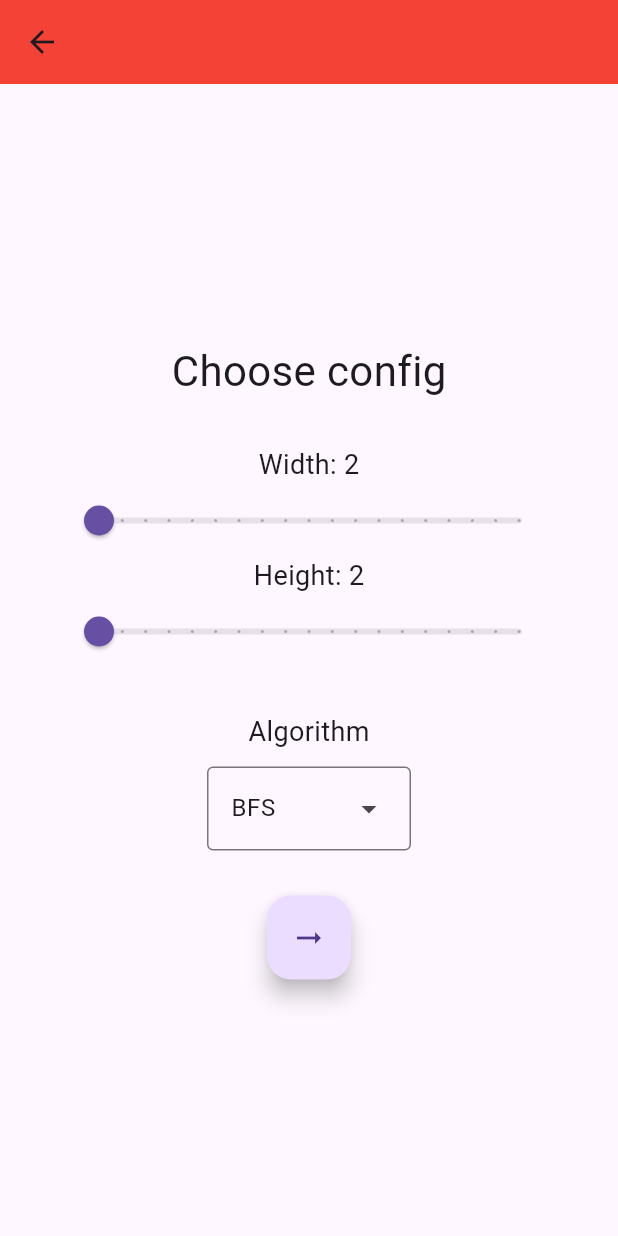
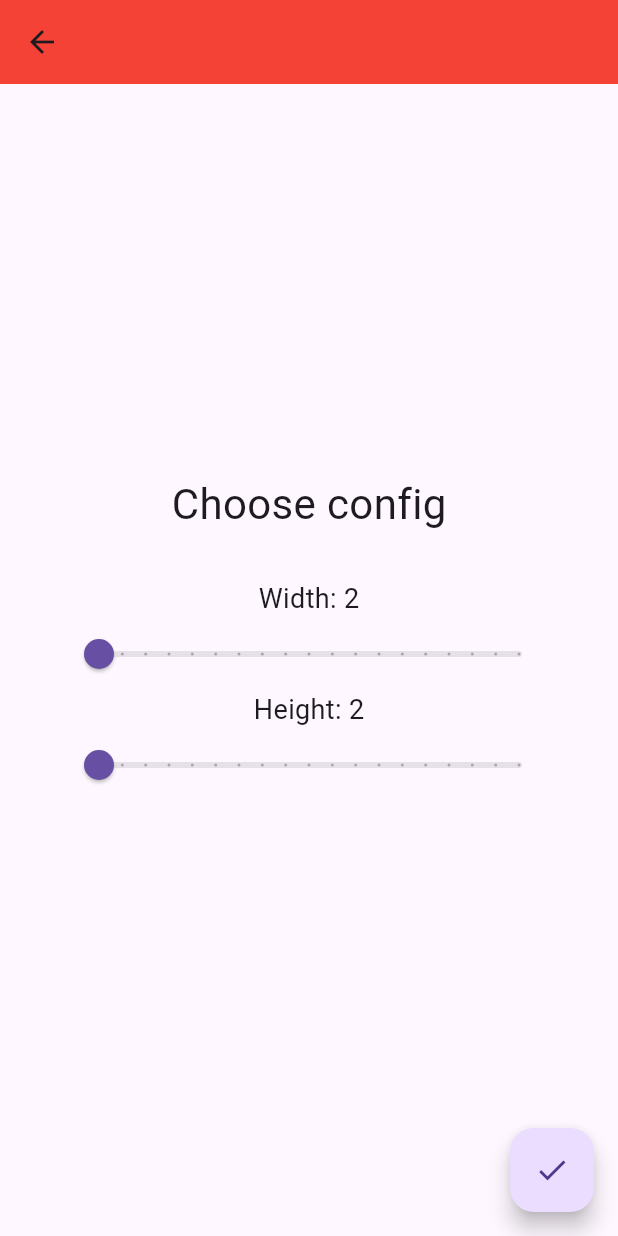
Before and after one commit to MikulasBar/pathfinding, a Flutter app: the ConfigScreen screen opened by its route, on a phone screen of 412 x 824 dp. Run offline on Flutter 3.47's test engine with Material 3 defaults, Android fonts, the phone set to English and light mode, and no system bars; our stand-ins replace auto_route.

Commit message:
feat: remove algorithm pick from config screen

```diff
--- a/lib/screens/config_screen/config_screen.dart
+++ b/lib/screens/config_screen/config_screen.dart
@@ -20,14 +20,12 @@ class _ConfigScreenState extends State<ConfigScreen> {
 
   late int width;
   late int height;
-  late Algorithm alg;
 
   @override
   void initState() {
     super.initState();
     width = minSize.toInt();
     height = minSize.toInt();
-    alg = Algorithm.BFS;
   }
 
   void changeWidth(double value) {
@@ -39,17 +37,6 @@ class _ConfigScreenState extends State<ConfigScreen> {
   void changeHeight(double value) {
     setState(() {
       height = value.toInt();
-    });
-  }
-
-  void changeAlg(Algorithm? value) {
-    if (value == null) {
-      print('Algorithm is null, Somehow');
-      return;
-    }
-
-    setState(() {
-      alg = value;
     });
   }
 
@@ -70,26 +57,16 @@ class _ConfigScreenState extends State<ConfigScreen> {
               Text('Height: $height', style: const TextStyle(fontSize: 18),),
               SizeSlider(value: height.toDouble(), onChanged: changeHeight, minSize: minSize, maxSize: maxSize),
               const SizedBox(height: 30),
-              const Text('Algorithm', style: TextStyle(fontSize: 18)),
-              const SizedBox(height: 10),
-              DropdownMenu<Algorithm>(
-                dropdownMenuEntries: Algorithm.variants.map(
-                    (e) => DropdownMenuEntry(value: e, label: e.toString())
-                  ).toList(),
-                onSelected: changeAlg,
-                initialSelection: Algorithm.BFS,
-              ),
-              const SizedBox(height: 30),
-              FloatingActionButton(
-                onPressed: () {
-                  context.router.push(PositionConfigRoute(width: width, height: height, alg: alg));
-                },
-                child: const Icon(Icons.arrow_right_alt),
-              ),
+
             ],
           ),
         ),
       ),
+      floatingActionButton: FloatingActionButton(
+        onPressed: () => context.router.push(PositionConfigRoute(width: width, height: height)),
+        child: const Icon(Icons.check),
+      ),
+      floatingActionButtonLocation: FloatingActionButtonLocation.endFloat,
     );
   }
 }
--- a/lib/screens/doc_screen/doc_screen.dart
+++ b/lib/screens/doc_screen/doc_screen.dart
@@ -1,6 +1,5 @@
 import 'package:auto_route/auto_route.dart';
 import 'package:flutter/material.dart';
-import 'package:path_finding/app/router.dart';
 import 'package:path_finding/app/router.gr.dart';
 
 @RoutePage()
--- a/lib/screens/position_config_screen/position_config_screen.dart
+++ b/lib/screens/position_config_screen/position_config_screen.dart
@@ -14,13 +14,11 @@ enum PickingStage {
 class PositionConfigScreen extends StatefulWidget {
   final int width;
   final int height;
-  final Algorithm alg;
 
   const PositionConfigScreen({
     super.key,
     required this.width,
     required this.height,
-    required this.alg,
   });
 
   @override
```
Also changed, not shown: lib/app/router.gr.dart.
